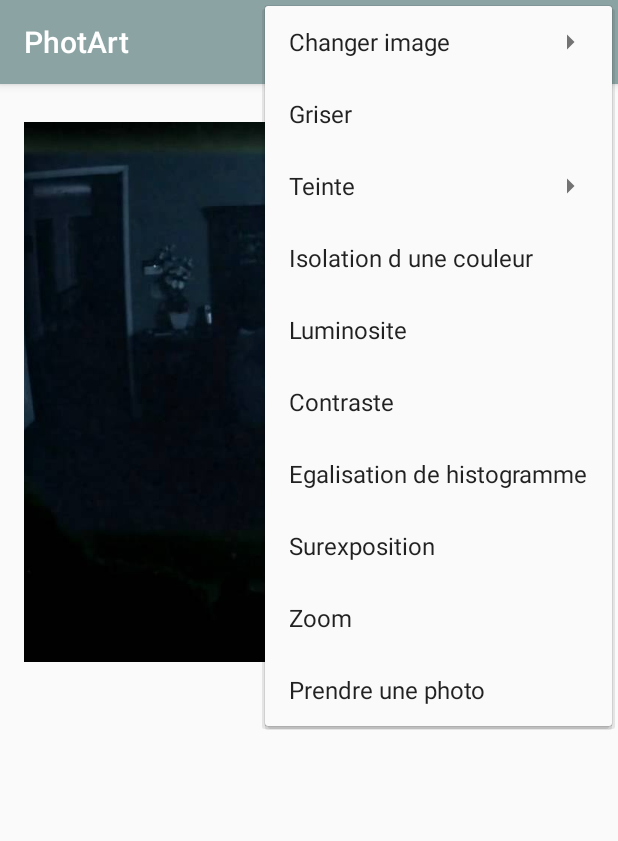
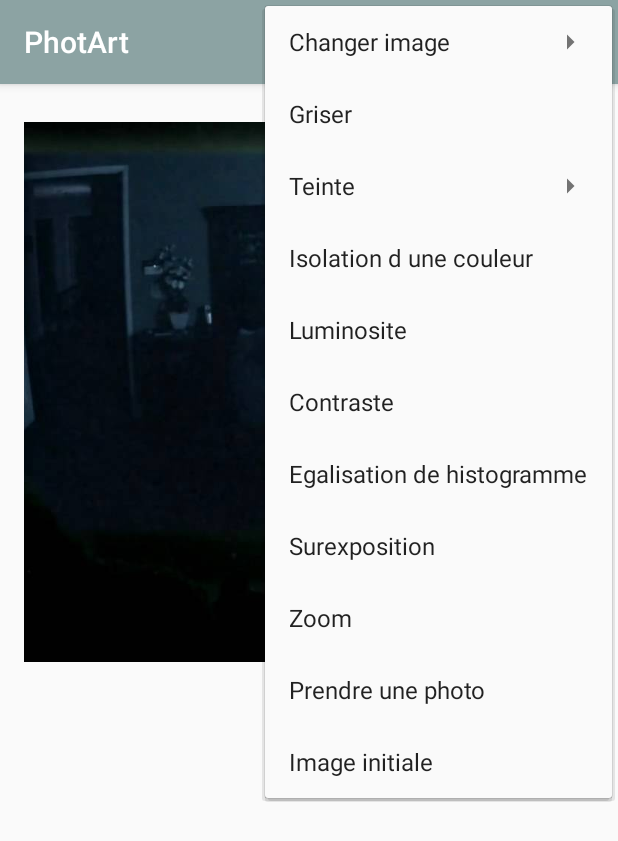
Before and after one commit to katell-maro/ApplicationTraitementImage-ANDROID, an Android app: the screen it shows after launch (MainActivity), with the options menu open, on a phone screen of 412 x 824 dp. Shown: the top 841 px of the screen. Run offline under Robolectric (Android 15) with nearby library versions, the phone set to English and light mode, and no system bars.

Commit message:
Réinitialisation
On peut réinitaliser à l'aide d'un selection dans le menu.

```diff
--- a/app/src/main/java/com/example/katell/myapplication/MainActivity.java
+++ b/app/src/main/java/com/example/katell/myapplication/MainActivity.java
@@ -7,7 +7,6 @@ import android.graphics.Bitmap;
 import android.graphics.BitmapFactory;
 import android.graphics.Color;
 import android.net.Uri;
-import android.nfc.Tag;
 import android.os.Environment;
 import android.provider.MediaStore;
 import android.support.annotation.NonNull;
@@ -16,18 +15,13 @@ import android.support.v4.content.ContextCompat;
 import android.support.v4.content.FileProvider;
 import android.support.v7.app.AppCompatActivity;
 import android.os.Bundle;
-import android.util.Log;
 import android.view.*;
-import android.view.inputmethod.EditorInfo;
 import android.widget.*;
 
 import java.io.File;
-import java.io.FileNotFoundException;
 import java.io.IOException;
-import java.io.InputStream;
 import java.text.SimpleDateFormat;
 import java.util.Date;
-import java.util.StringTokenizer;
 
 import static android.graphics.Bitmap.createBitmap;
 
@@ -37,6 +31,12 @@ public class MainActivity extends AppCompatActivity {
      * Attribut correspondant au bitmap contenue dans l'ImageView
      */
     private Bitmap bitmap;
+
+    /**
+     * Tableau de pixels qui correspond à la precedente bitmap
+     * permet d'enlever le filtre precedent
+     */
+    private int[] bitmapInit;
 
     /**
      * la seekBar qui est utilisé dans différents cas :
@@ -57,7 +57,7 @@ public class MainActivity extends AppCompatActivity {
     private EditText editText;
 
     /**
-     * Bouton qui est utilisé pour valider un editText suit à une saisi
+     * Bouton qui est utilisé pour valider un editText suite à une saisi
      */
     private Button button;
 
@@ -89,6 +89,8 @@ public class MainActivity extends AppCompatActivity {
         bitmap = BitmapFactory.decodeResource(getResources(),R.drawable.sombre,option); //hamster : nom de l'image affiché au lancement de l'application
         bitmap = bitmap.copy(Bitmap.Config.ARGB_8888, true);
         imageView.setImageBitmap(bitmap);
+
+        recover();
     }
 
 
@@ -189,6 +191,7 @@ public class MainActivity extends AppCompatActivity {
                 bitmap = BitmapFactory.decodeResource(getResources(), R.drawable.sombre);
                 bitmap = bitmap.copy(Bitmap.Config.ARGB_8888, true);
                 imageView.setImageBitmap(bitmap);
+                recover();
                 break;
 
             //permet de mettre une image (smarties)
@@ -197,11 +200,17 @@ public class MainActivity extends AppCompatActivity {
                 bitmap = BitmapFactory.decodeResource(getResources(), R.drawable.smarty);
                 bitmap = bitmap.copy(Bitmap.Config.ARGB_8888, true);
                 imageView.setImageBitmap(bitmap);
+                recover();
                 break;
 
             //permet de prendre une photo
             case R.id.photo:
                 takePhoto();
+                break;
+
+            //Permet d'afficher l'image initiale
+            case R.id.init:
+                init();
                 break;
         }
     }
@@ -801,11 +810,34 @@ public class MainActivity extends AppCompatActivity {
         bitmap = BitmapFactory.decodeFile(mCurrentPhotoPath, bmOptions);
         bitmap = bitmap.copy(Bitmap.Config.ARGB_8888, true);
         imageView.setImageBitmap(bitmap);
+
+        recover();
     }
 
 
 
+    /**
+     * Permet de récupérer l'image initiale
+     */
+    private void recover() {
+        int height = bitmap.getHeight();
+        int width = bitmap.getWidth();
+        bitmapInit = new int[height*width];
+        bitmap.getPixels(bitmapInit,0,width,0,0,width,height);
+    }
 
+
+
+    /**
+     * Permet de réinitialiser l'image
+     */
+    private void init() {
+        int height = bitmap.getHeight();
+        int width = bitmap.getWidth();
+        bitmap.setPixels(bitmapInit,0,width,0,0,width,height);
+        ImageView imageView = (ImageView) findViewById(R.id.imageView);
+        imageView.setImageBitmap(bitmap);
+    }
 
 
 
--- a/app/src/main/res/menu/menu.xml
+++ b/app/src/main/res/menu/menu.xml
@@ -66,6 +66,8 @@
           android:title="@string/message_Photo"
           android:onClick="onOptionsItem"/>
 
-
+    <item android:id="@+id/init"
+          android:title="@string/message_Init"
+          android:onClick="onOptionsItem"/>
 
 </menu>
--- a/app/src/main/res/values/strings.xml
+++ b/app/src/main/res/values/strings.xml
@@ -20,5 +20,6 @@
     <string name="message_Button">OK</string>
     <string name="message_Tolerance">Tolerance :</string>
     <string name="message_Surexposition">Surexposition</string>
+    <string name="message_Init">Image initiale</string>
 
 </resources>
```
